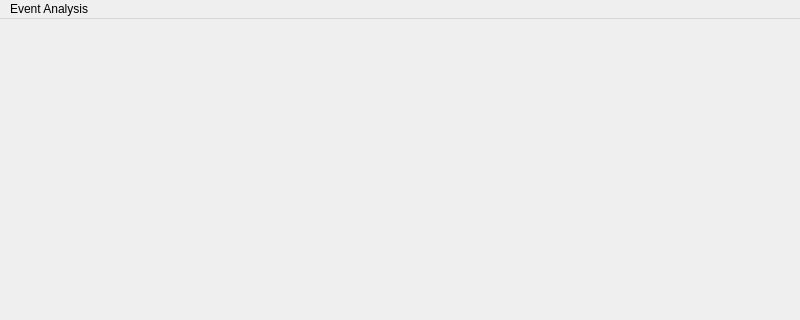
The window that twitter_analysis/gui/main_window.ui (atrevisan/EventAnalyser) describes before a commit, drawn with Qt 5; both pictures show x 0 to 800 and y 0 to 320 of the 800 by 600 pixel window.
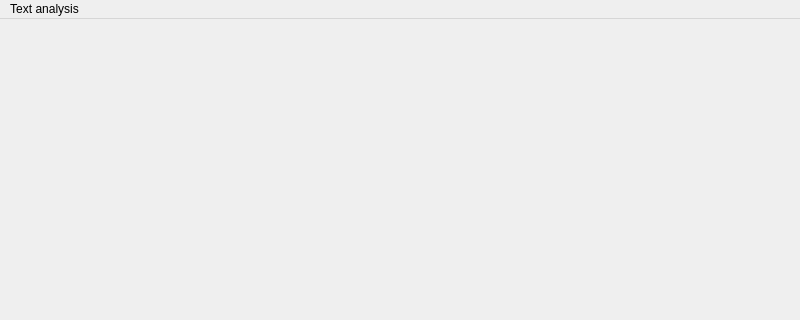
The same window after the commit.

Diff of the .ui file:
```diff
--- a/twitter_analysis/gui/main_window.ui
+++ b/twitter_analysis/gui/main_window.ui
@@ -23,14 +23,14 @@
      <height>26</height>
     </rect>
    </property>
-   <widget class="QMenu" name="menuEvent_Analysis">
+   <widget class="QMenu" name="menu_text_analysis">
     <property name="title">
-     <string>Event Analysis</string>
+     <string>Text analysis</string>
     </property>
     <addaction name="actionFetch_Tweets"/>
     <addaction name="actionAnalyse_Tweets"/>
    </widget>
-   <addaction name="menuEvent_Analysis"/>
+   <addaction name="menu_text_analysis"/>
   </widget>
   <widget class="QStatusBar" name="statusbar"/>
   <action name="actionFetch_Tweets">
```
Left out of the diff: 20 changed lines with no effect on the pictures.
